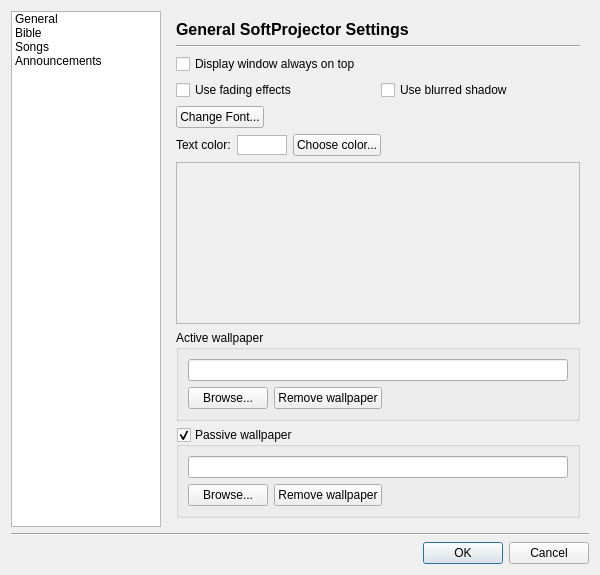
SoftProjector/src, file src/settingsdialog.ui: the form before one commit.
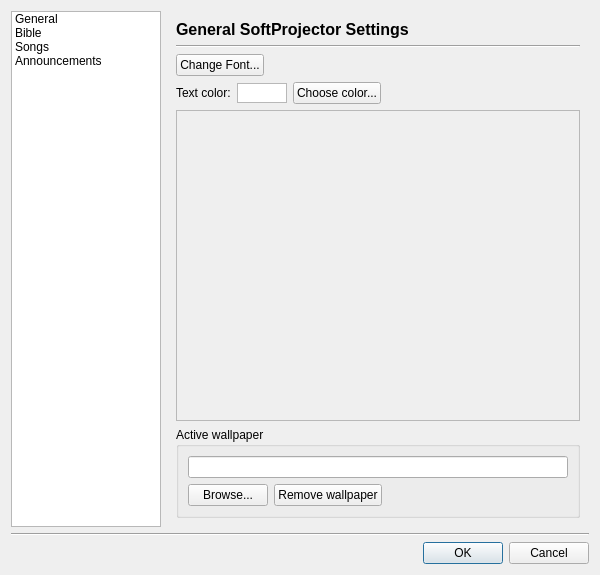
The form after the commit. Icons and pictures are not drawn.

Diff of the .ui file:
```diff
--- a/src/settingsdialog.ui
+++ b/src/settingsdialog.ui
@@ -91,8 +91,8 @@
       <number>0</number>
      </property>
      <widget class="QWidget" name="general">
-      <layout class="QGridLayout" name="gridLayout_12">
-       <item row="0" column="0">
+      <layout class="QGridLayout" name="gridLayout">
+       <item row="0" column="0" colspan="4">
         <layout class="QVBoxLayout" name="verticalLayout_3">
          <item>
           <widget class="QLabel" name="label_4">
@@ -117,41 +117,7 @@
          </item>
         </layout>
        </item>
-       <item row="1" column="0">
-        <widget class="QCheckBox" name="display_on_top_box">
-         <property name="toolTip">
-          <string>If checked, the screen &quot;window&quot; is always drawn on top of other windows. This prevents the user from accidently drawing a window onto the projector's screen.</string>
-         </property>
-         <property name="text">
-          <string>Display window always on top</string>
-         </property>
-        </widget>
-       </item>
-       <item row="2" column="0">
-        <layout class="QGridLayout" name="gridLayout">
-         <item row="0" column="0">
-          <widget class="QCheckBox" name="use_fading_effects_box">
-           <property name="toolTip">
-            <string>If checked, when switching displayed text, fades the old text out and fades the new text in .</string>
-           </property>
-           <property name="text">
-            <string>Use fading effects</string>
-           </property>
-          </widget>
-         </item>
-         <item row="0" column="1">
-          <widget class="QCheckBox" name="use_blur_check_box">
-           <property name="toolTip">
-            <string>Useful when using a wallpaper image. Displays a fancy shadow effect.</string>
-           </property>
-           <property name="text">
-            <string>Use blurred shadow</string>
-           </property>
-          </widget>
-         </item>
-        </layout>
-       </item>
-       <item row="3" column="0">
+       <item row="1" column="0" colspan="4">
         <layout class="QHBoxLayout" name="horizontalLayout">
          <item>
           <widget class="QPushButton" name="change_font_button">
@@ -175,16 +141,14 @@
          </item>
         </layout>
        </item>
-       <item row="4" column="0">
-        <layout class="QHBoxLayout" name="horizontalLayout_5">
-         <item>
+       <item row="2" column="0">
           <widget class="QLabel" name="label_3">
            <property name="text">
             <string>Text color:</string>
            </property>
           </widget>
          </item>
-         <item>
+       <item row="2" column="1">
           <widget class="QGraphicsView" name="text_color_view">
            <property name="minimumSize">
             <size>
@@ -200,32 +164,30 @@
            </property>
           </widget>
          </item>
-         <item>
+       <item row="2" column="2">
           <widget class="QPushButton" name="choose_color_button">
            <property name="text">
             <string>Choose color...</string>
            </property>
           </widget>
          </item>
-         <item>
+       <item row="2" column="3">
           <spacer name="horizontalSpacer">
            <property name="orientation">
             <enum>Qt::Horizontal</enum>
            </property>
            <property name="sizeHint" stdset="0">
             <size>
-             <width>40</width>
+           <width>148</width>
              <height>20</height>
             </size>
            </property>
           </spacer>
          </item>
-        </layout>
-       </item>
-       <item row="5" column="0">
+       <item row="3" column="0" colspan="4">
         <widget class="QScrollArea" name="scrollAreaGeneralSettings">
          <property name="enabled">
-          <bool>false</bool>
+          <bool>true</bool>
          </property>
          <property name="widgetResizable">
           <bool>true</bool>
@@ -236,13 +198,13 @@
             <x>0</x>
             <y>0</y>
             <width>406</width>
-            <height>82</height>
+            <height>262</height>
            </rect>
           </property>
          </widget>
         </widget>
        </item>
-       <item row="6" column="0">
+       <item row="4" column="0" colspan="4">
         <widget class="QGroupBox" name="groupBox">
          <property name="title">
           <string>Active wallpaper</string>
@@ -292,59 +254,6 @@
          </layout>
         </widget>
        </item>
-       <item row="7" column="0">
-        <widget class="QGroupBox" name="gBox_PassiveBack">
-         <property name="title">
-          <string>Passive wallpaper</string>
-         </property>
-         <property name="checkable">
-          <bool>true</bool>
-         </property>
-         <layout class="QVBoxLayout" name="verticalLayout_2">
-          <item>
-           <widget class="QLineEdit" name="passive_wallpaper_ef">
-            <property name="enabled">
-             <bool>true</bool>
-            </property>
-            <property name="readOnly">
-             <bool>true</bool>
-            </property>
-           </widget>
-          </item>
-          <item>
-           <layout class="QHBoxLayout" name="horizontalLayout_10">
-            <item>
-             <widget class="QPushButton" name="set_passive_wallpaper">
-              <property name="text">
-               <string>Browse...</string>
-              </property>
-             </widget>
-            </item>
-            <item>
-             <widget class="QPushButton" name="remove_passive_wallpaper_button">
-              <property name="text">
-               <string>Remove wallpaper</string>
-              </property>
-             </widget>
-            </item>
-            <item>
-             <spacer name="horizontalSpacer_10">
-              <property name="orientation">
-               <enum>Qt::Horizontal</enum>
-              </property>
-              <property name="sizeHint" stdset="0">
-               <size>
-                <width>40</width>
-                <height>20</height>
-               </size>
-              </property>
-             </spacer>
-            </item>
-           </layout>
-          </item>
-         </layout>
-        </widget>
-       </item>
       </layout>
      </widget>
      <widget class="QWidget" name="bible">
```
Left out of the diff: 8 changed lines with no effect on the pictures. Lines whose indentation alone changed are shown as unchanged.
